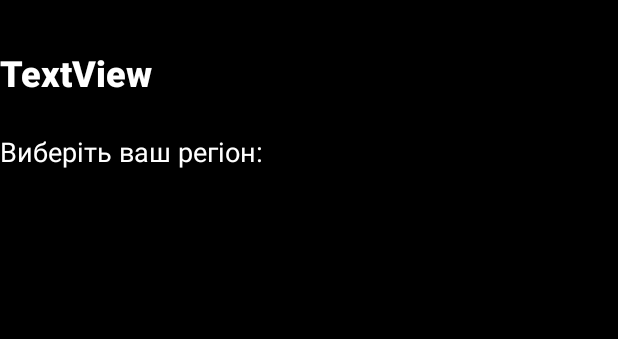
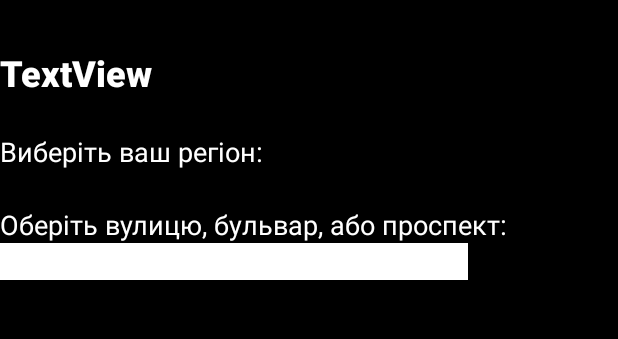
Before and after one commit to Neccichi/TheLight, an Android app: the layout activity_main.xml on its own in the app's theme, with its tools: preview values and no code run, on a phone screen of 412 x 824 dp, the part 96-435 px from its top. Run offline under Robolectric (Android 15) with nearby library versions, the phone set to English and light mode, and no system bars.

Commit message:
передали усі вулиці києва із сайту та зберегли у масив

```diff
--- a/app/src/main/res/layout/activity_main.xml
+++ b/app/src/main/res/layout/activity_main.xml
@@ -56,8 +56,16 @@
         android:textSize="18sp"
         app:layout_constraintStart_toStartOf="parent"
         app:layout_constraintTop_toBottomOf="@+id/h1" />
-
-
+    <TextView
+        android:id="@+id/selectStreet"
+        android:layout_width="wrap_content"
+        android:layout_height="wrap_content"
+        android:layout_marginTop="24dp"
+        android:text="Oберіть вулицю, бульвар, або проспект:"
+        android:textColor="@color/white"
+        android:textSize="18sp"
+        app:layout_constraintStart_toStartOf="parent"
+        app:layout_constraintTop_toBottomOf="@+id/selectRegion" />
     <Spinner
         android:id="@+id/regionSpinner"
         android:layout_width="0dp"
@@ -70,6 +78,18 @@
         app:layout_constraintStart_toStartOf="parent"
         app:layout_constraintEnd_toEndOf="parent" />
 
+    <AutoCompleteTextView
+        android:id="@+id/autoStreetText"
+        android:layout_width="0dp"
+        android:layout_height="wrap_content"
+        android:layout_marginEnd="100dp"
+        android:background="@android:color/white"
+        android:popupBackground="@android:color/white"
+        android:textColor="@color/black"
+        app:layout_constraintTop_toBottomOf="@+id/selectStreet"
+        app:layout_constraintStart_toStartOf="parent"
+        app:layout_constraintEnd_toEndOf="parent"/>
+
 
 
 </androidx.constraintlayout.widget.ConstraintLayout>
```
Also changed, not shown: app/src/main/java/com/nekki/thelight/MainActivity.kt (+31 -6 lines).
